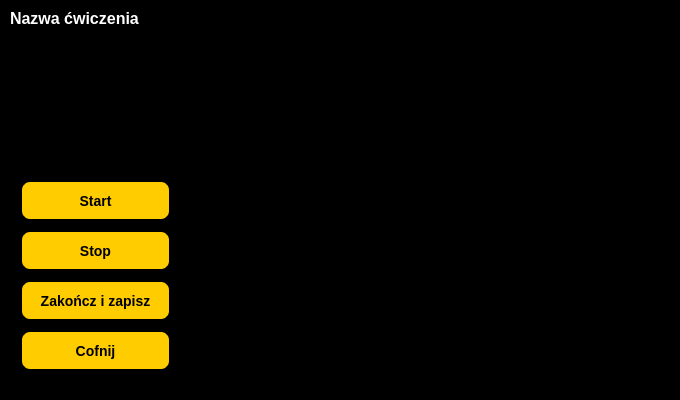
This is rehabGUI/GUIra.ui in szymonSadowski/rehabAssistance as Qt 5 draws it before an edit. The edited form follows.
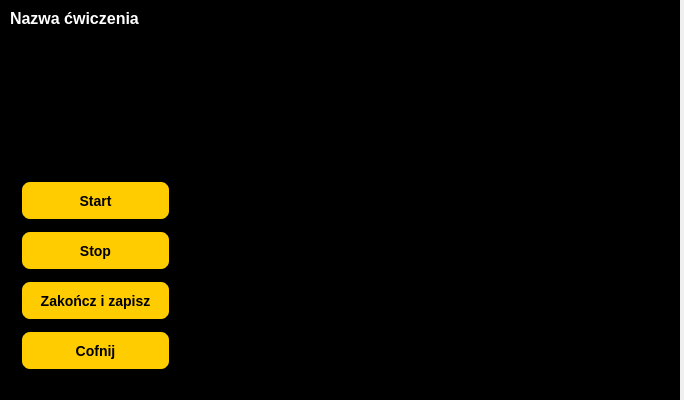
This is the edited form. The open tabs and pages were chosen to show the change.

Commit message: webcam implementation into GUI

Patch:
```diff
--- a/rehabGUI/GUIra.ui
+++ b/rehabGUI/GUIra.ui
@@ -6,7 +6,7 @@
    <rect>
     <x>0</x>
     <y>0</y>
-    <width>680</width>
+    <width>684</width>
     <height>400</height>
    </rect>
   </property>
```
Left out of the diff: 58 changed lines with no effect on the pictures. The commit also changes 5 other files.
